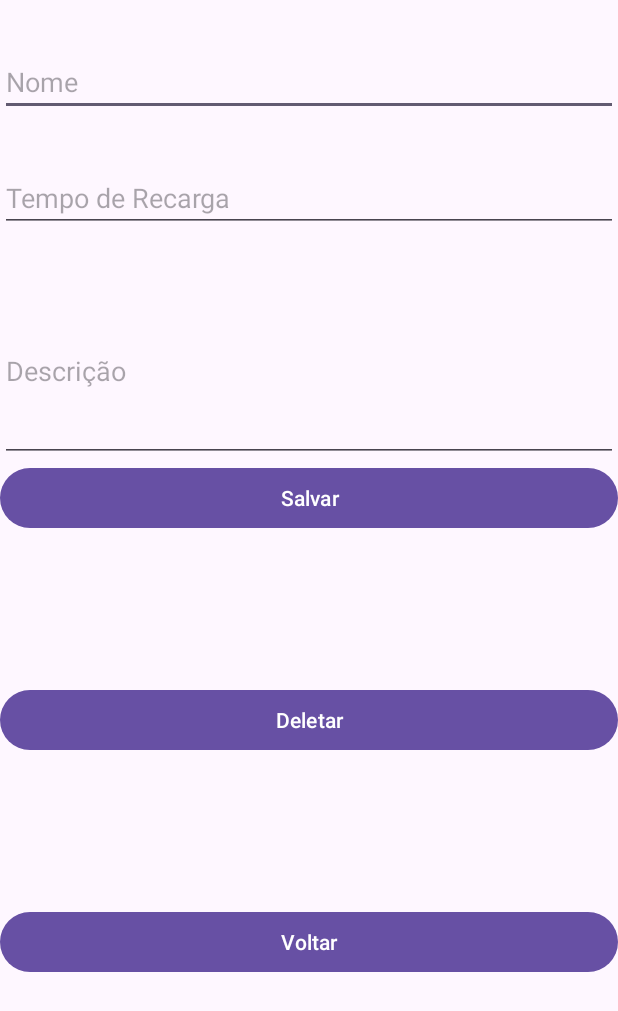
After one commit to DanielBenderSantos/RPG, an Android app: the EditHabilidadeActivity screen opened directly, with no data from a screen before it, on a phone screen of 412 x 824 dp. The commit adds this screen. Shown: the top 1011 px of the screen. Run offline under Robolectric (Android 15) with nearby library versions, the phone set to English and light mode, and no system bars; 4 statements that could not run were skipped.

Commit message:
Adicionado funcionalidades do botao Habilidades

```diff
--- /dev/null
+++ b/app/src/main/java/devandroid/bender/rpg/controller/HabilidadeController.java
@@ -0,0 +1,48 @@
+package devandroid.bender.rpg.controller;
+
+import android.content.ContentValues;
+import android.content.Context;
+
+import java.util.List;
+
+import devandroid.bender.rpg.database.RpgDB;
+import devandroid.bender.rpg.model.Habilidade;
+import devandroid.bender.rpg.model.Item;
+
+public class HabilidadeController extends RpgDB {
+
+
+    public HabilidadeController(Context context) {
+        super(context);
+    }
+
+    public void salvar(Habilidade habilidade){
+        ContentValues dados = new ContentValues();
+
+        dados.put("nome", habilidade.getNome());
+        dados.put("tempoDeRecarga", habilidade.getTempoDeRegarga());
+        dados.put("descricao", habilidade.getDescricao());
+        salvarObejeto("Habilidades",dados);
+    }
+
+    public List<Habilidade> getListaDeDados(){
+        return listarDadosHabilidades();
+    }
+
+
+    public void alterar(Habilidade Habilidade){
+        ContentValues dados = new ContentValues();
+
+        dados.put("id",Habilidade.getId());
+        dados.put("nome", Habilidade.getNome());
+        dados.put("tempoDeRecarga", Habilidade.getTempoDeRegarga());
+        dados.put("descricao", Habilidade.getDescricao());
+
+        alterarObejeto("Habilidades",dados);
+    }
+
+    public void deletar(int id){
+        deletarObejeto("Habilidades",id);
+    }
+
+}
--- a/app/src/main/java/devandroid/bender/rpg/database/RpgDB.java
+++ b/app/src/main/java/devandroid/bender/rpg/database/RpgDB.java
@@ -9,6 +9,7 @@ import android.database.sqlite.SQLiteOpenHelper;
 import java.util.ArrayList;
 import java.util.List;
 
+import devandroid.bender.rpg.model.Habilidade;
 import devandroid.bender.rpg.model.Item;
 
 public class RpgDB extends SQLiteOpenHelper {
@@ -25,12 +26,20 @@ public class RpgDB extends SQLiteOpenHelper {
 
     @Override
     public void onCreate(SQLiteDatabase db) {
-        String sqlTabelaCombustivel = "CREATE TABLE Itens (id INTEGER PRIMARY KEY AUTOINCREMENT, "+
+        //ITENS
+        String sqlTabelaItens = "CREATE TABLE Itens (id INTEGER PRIMARY KEY AUTOINCREMENT, "+
                 "nome TEXT, " +
                 "quantidade REAL, "+
                 "descricao TEXT)";
 
-        db.execSQL(sqlTabelaCombustivel);
+        db.execSQL(sqlTabelaItens);
+        //HABILIDADES
+        String sqlTabelaHabilidades = "CREATE TABLE Habilidades (id INTEGER PRIMARY KEY AUTOINCREMENT, "+
+                "nome TEXT, " +
+                "tempoDeRecarga REAL, "+
+                "descricao TEXT)";
+
+        db.execSQL(sqlTabelaHabilidades);
 
     }
 
@@ -43,7 +52,20 @@ public class RpgDB extends SQLiteOpenHelper {
         db.insert(tabela, null,dados);
     }
 
-    public List<Item> listarDados(){
+    public void alterarObejeto(String tabela, ContentValues dados ){
+        db.insert(tabela, null,dados);
+
+        int id = dados.getAsInteger("id");
+        db.update(tabela,dados,"id=?",
+                new String[]{Integer.toString(id)});
+    }
+    public void deletarObejeto(String tabela, int id ){
+
+        db.delete(tabela,"id=?",
+                new String[]{Integer.toString(id)});
+    }
+    //LISTAR ITENS
+    public List<Item> listarDadosItem(){
         List<Item> lista = new ArrayList<>();
 
         Item registro;
@@ -71,16 +93,33 @@ public class RpgDB extends SQLiteOpenHelper {
 
         return lista;
     }
-    public void alterarObejeto(String tabela, ContentValues dados ){
-        db.insert(tabela, null,dados);
+    //LISTAR HABILIDADES
+    public List<Habilidade> listarDadosHabilidades(){
+        List<Habilidade> lista = new ArrayList<>();
 
-        int id = dados.getAsInteger("id");
-        db.update(tabela,dados,"id=?",
-                new String[]{Integer.toString(id)});
-    }
-    public void deletarObejeto(String tabela, int id ){
+        Habilidade registro;
 
-        db.delete(tabela,"id=?",
-                new String[]{Integer.toString(id)});
+        String querySQL = "SELECT * FROM Habilidades";
+
+        cursor = db.rawQuery(querySQL,null);
+
+        if(cursor.moveToFirst()){
+            do{
+                registro = new Habilidade();
+
+                registro.setId(cursor.getInt(0));
+                registro.setNome(cursor.getString(1));
+                registro.setTempoDeRegarga(cursor.getDouble(2));
+                registro.setDescricao(cursor.getString(3));
+
+
+                lista.add(registro);
+
+            }while(cursor.moveToNext());
+        }else{
+
+        }
+
+        return lista;
     }
 }
--- /dev/null
+++ b/app/src/main/java/devandroid/bender/rpg/view/EditHabilidadeActivity.java
@@ -0,0 +1,154 @@
+package devandroid.bender.rpg.view;
+
+import android.content.Intent;
+import android.os.Bundle;
+import android.os.Handler;
+import android.view.View;
+import android.widget.Button;
+import android.widget.EditText;
+import android.widget.Toast;
+
+import androidx.annotation.Nullable;
+import androidx.appcompat.app.AppCompatActivity;
+
+import java.util.List;
+
+import devandroid.bender.rpg.R;
+import devandroid.bender.rpg.controller.HabilidadeController;
+import devandroid.bender.rpg.controller.ItemController;
+import devandroid.bender.rpg.model.Habilidade;
+import devandroid.bender.rpg.model.Item;
+
+public class EditHabilidadeActivity extends AppCompatActivity {
+
+
+    HabilidadeController controller;
+    Habilidade habilidade;
+    EditText editNome;
+    EditText editTempoDeRecarga;
+    EditText editDescricao;
+    String nomeItem;
+    Integer idEdit ;
+    Integer idDelete;
+    String txEdit;
+    String validaQuantidade;
+    Button btnSalvar;
+    Button btnDeletar;
+    Button btnVoltar;
+    List<Habilidade> dados;
+
+    @Override
+    protected void onCreate(@Nullable Bundle savedInstanceState) {
+        super.onCreate(savedInstanceState);
+        setContentView(R.layout.activity_edit_habilidade);
+
+        Intent it = getIntent();
+        idEdit = it.getIntExtra("id_numero",0);
+        controller = new HabilidadeController(EditHabilidadeActivity.this);
+        dados = controller.getListaDeDados();
+
+
+        editNome = findViewById(R.id.editNome);
+        editTempoDeRecarga = findViewById(R.id.editTempoDeRecarga);
+        editDescricao = findViewById(R.id.editDescricao);
+        btnSalvar = findViewById(R.id.btnSalvar);
+        btnDeletar = findViewById(R.id.btnDeletar);
+        btnVoltar = findViewById(R.id.btnVoltar);
+
+        if( idEdit != -1) {
+            editNome.setText(dados.get(idEdit).getNome());
+            editTempoDeRecarga.setText("" + dados.get(idEdit).getTempoDeRegarga());
+            editDescricao.setText(dados.get(idEdit).getDescricao());
+            btnDeletar.setEnabled(true);
+            idDelete = dados.get(idEdit).getId();
+        }
+        else {
+            btnDeletar.setEnabled(false);
+        }
+
+
+//Deletar manual
+        /*
+        controller.deletar(2);
+        */
+
+        btnSalvar.setOnClickListener(new View.OnClickListener() {
+            @Override
+            public void onClick(View view) {
+
+                //TODO: Desabilitar o botão salvar
+
+                validaQuantidade = (editTempoDeRecarga.getText().toString());
+
+                if ( validaQuantidade.isEmpty() == false){
+                    habilidade = new Habilidade();
+
+                    habilidade.setNome(editNome.getText().toString());
+                    habilidade.setTempoDeRegarga(Double.parseDouble(editTempoDeRecarga.getText().toString()));
+                    habilidade.setDescricao(editDescricao.getText().toString());
+                    if (habilidade.getNome().isEmpty() == false){
+                            if (habilidade.getDescricao().isEmpty() == false){
+                                if (idEdit == -1){
+                                    controller.salvar(habilidade);
+                                    Toast.makeText(EditHabilidadeActivity.this, "Habilidade adicionada com sucesso", Toast.LENGTH_LONG).show();
+                                    TelaPrincipal();
+                                }
+                                else {
+                                    Habilidade objAlteracao = dados.get(idEdit);
+                                    objAlteracao.setNome(habilidade.getNome());
+                                    objAlteracao.setTempoDeRegarga(Double.parseDouble(editTempoDeRecarga.getText().toString()));
+                                    objAlteracao.setDescricao(habilidade.getDescricao());
+                                    controller.alterar(objAlteracao);
+                                    Toast.makeText(EditHabilidadeActivity.this, "Habilidade editada com sucesso", Toast.LENGTH_LONG).show();
+                                    TelaPrincipal();
+                                }
+                            }
+                            else{
+                                Toast.makeText(EditHabilidadeActivity.this, "Digite os dados Obrigatorios (Descrição)", Toast.LENGTH_LONG).show();
+
+                            }
+                    }
+                    else{
+                        Toast.makeText(EditHabilidadeActivity.this, "Digite os dados Obrigatorios (Nome)", Toast.LENGTH_LONG).show();
+
+                    }
+                }
+
+                else {
+                    Toast.makeText(EditHabilidadeActivity.this, "Digite os dados Obrigatorios (Tempo De Recarga)", Toast.LENGTH_LONG).show();
+                }
+
+            }
+        });
+
+
+        btnVoltar.setOnClickListener(new View.OnClickListener() {
+            @Override
+            public void onClick(View v) {
+                TelaPrincipal();
+            }
+        });
+
+        btnDeletar.setOnClickListener(new View.OnClickListener() {
+            @Override
+            public void onClick(View v) {
+                controller.deletar(idDelete);
+                Toast.makeText(EditHabilidadeActivity.this, "Item Deletado com sucesso", Toast.LENGTH_LONG).show();
+                TelaPrincipal();
+            }
+        });
+
+    }
+
+    private void TelaPrincipal() {
+        new Handler().postDelayed(new Runnable() {
+            @Override
+            public void run() {
+                Intent telaPrincipal = new Intent(EditHabilidadeActivity.this, HabilidadesActivity.class);
+                startActivity(telaPrincipal);
+                finish();
+            }
+        },1);
+    }
+
+}
--- /dev/null
+++ b/app/src/main/res/layout/activity_edit_habilidade.xml
@@ -0,0 +1,89 @@
+<?xml version="1.0" encoding="utf-8"?>
+<androidx.appcompat.widget.LinearLayoutCompat  xmlns:android="http://schemas.android.com/apk/res/android"
+    xmlns:app="http://schemas.android.com/apk/res-auto"
+    xmlns:tools="http://schemas.android.com/tools"
+    android:layout_width="match_parent"
+    android:layout_height="match_parent"
+    tools:context=".view.EditHabilidadeActivity"
+    android:orientation="vertical">
+
+    <ScrollView
+        android:layout_width="match_parent"
+        android:layout_height="wrap_content">
+
+        <LinearLayout
+            android:layout_width="match_parent"
+            android:layout_height="match_parent"
+            android:orientation="vertical">
+
+            <EditText
+                android:id="@+id/editNome"
+                android:layout_width="match_parent"
+                android:layout_height="wrap_content"
+                android:layout_marginTop="32dp"
+                android:ems="10"
+                android:hint="Nome"
+                android:inputType="text"
+                app:layout_constraintTop_toTopOf="parent"
+                tools:layout_editor_absoluteX="0dp" />
+
+            <EditText
+                android:id="@+id/editTempoDeRecarga"
+                android:layout_width="match_parent"
+                android:layout_height="wrap_content"
+                android:layout_marginTop="32dp"
+                android:ems="10"
+                android:hint="Tempo de Recarga"
+                android:inputType="numberDecimal"
+                app:layout_constraintTop_toBottomOf="@+id/editNome"
+                tools:layout_editor_absoluteX="0dp" />
+
+            <EditText
+                android:id="@+id/editDescricao"
+                android:layout_width="match_parent"
+                android:layout_height="121dp"
+                android:layout_marginTop="32dp"
+                android:ems="10"
+                android:hint="Descrição"
+                android:inputType="text"
+                app:layout_constraintTop_toBottomOf="@+id/editTempoDeRecarga"
+                tools:layout_editor_absoluteX="0dp" />
+
+            <Button
+                android:id="@+id/btnSalvar"
+                android:layout_width="match_parent"
+                android:layout_height="wrap_content"
+                android:layout_marginBottom="100dp"
+                android:text="Salvar"
+                app:layout_constraintBottom_toBottomOf="parent"
+                app:layout_constraintEnd_toEndOf="parent"
+                app:layout_constraintHorizontal_bias="0.0"
+                app:layout_constraintStart_toStartOf="parent" />
+
+            <Button
+                android:id="@+id/btnDeletar"
+                android:layout_width="match_parent"
+                android:layout_height="wrap_content"
+                android:layout_marginBottom="100dp"
+                android:text="Deletar"
+                app:layout_constraintBottom_toBottomOf="parent"
+                app:layout_constraintEnd_toEndOf="parent"
+                app:layout_constraintHorizontal_bias="0.0"
+                app:layout_constraintStart_toStartOf="parent"
+                android:enabled="false"/>
+
+            <Button
+                android:id="@+id/btnVoltar"
+                android:layout_width="match_parent"
+                android:layout_height="wrap_content"
+                android:layout_marginBottom="25dp"
+                android:text="Voltar"
+                app:layout_constraintBottom_toBottomOf="parent"
+                app:layout_constraintEnd_toEndOf="parent"
+                app:layout_constraintHorizontal_bias="0.0"
+                app:layout_constraintStart_toStartOf="parent" />
+
+        </LinearLayout>
+
+    </ScrollView>
+</androidx.appcompat.widget.LinearLayoutCompat >
```
Also changed, not shown: app/src/main/AndroidManifest.xml (+9 -0 lines), app/src/main/java/devandroid/bender/rpg/controller/ItemController.java (+3 -7 lines), app/src/main/java/devandroid/bender/rpg/model/Habilidade.java (added, +41 -0 lines), app/src/main/java/devandroid/bender/rpg/view/HabilidadesActivity.java (added, +137 -0 lines), app/src/main/java/devandroid/bender/rpg/view/MainActivity.java (+42 -0 lines), app/src/main/java/devandroid/bender/rpg/view/PassivasActivity.java (added, +7 -0 lines), app/src/main/res/layout/activity_habilidades.xml (added, +54 -0 lines), app/src/main/res/layout/activity_main.xml (+1 -9 lines).
